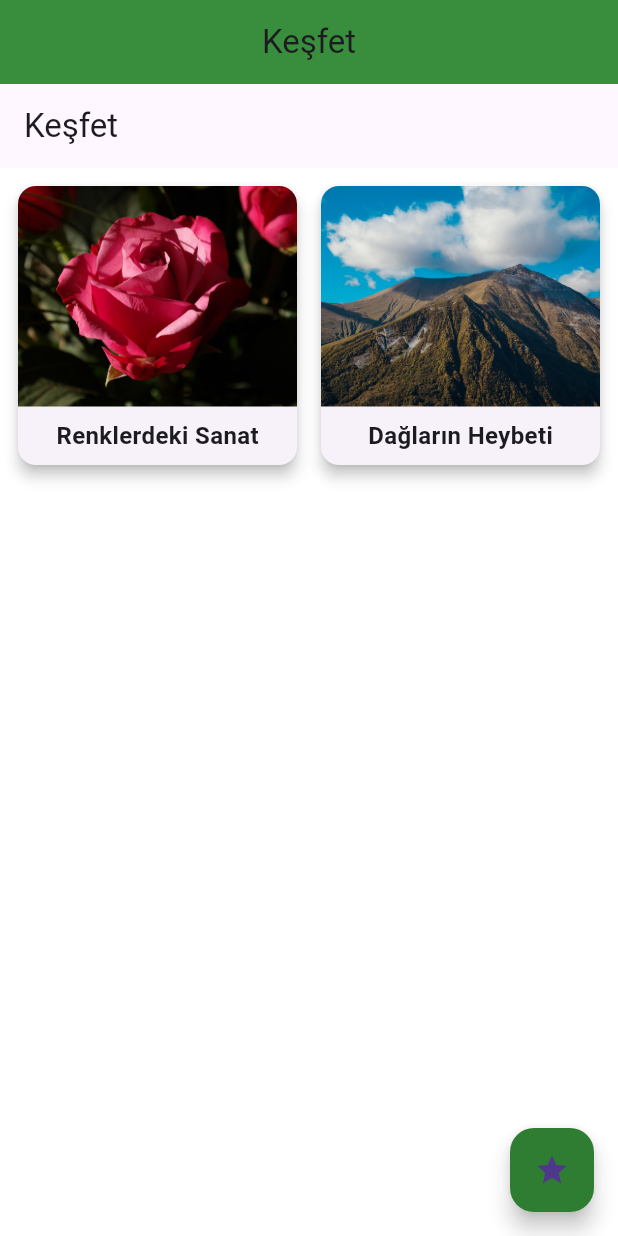
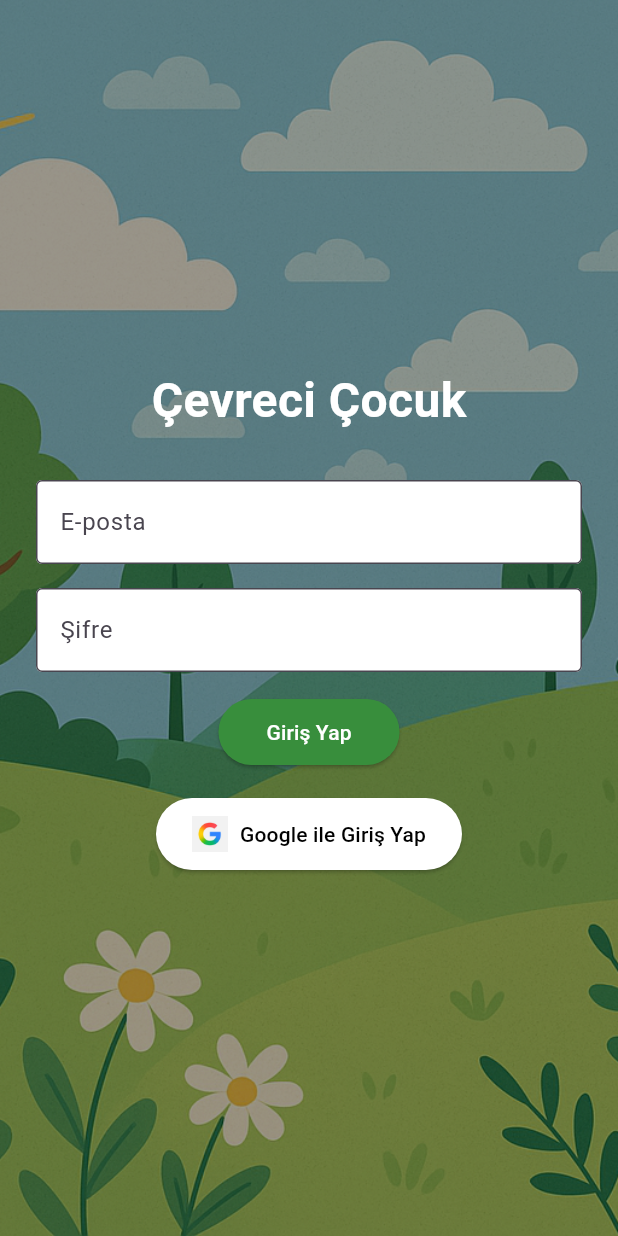
Before and after one commit to RabiaNurAcarturk/cevreci__cocuk, a Flutter app: the screen it shows after launch, on a phone screen of 412 x 824 dp. Run offline on Flutter 3.47's test engine with Material 3 defaults, Android fonts, the light colour scheme and no system bars; our stand-ins replace google_sign_in, lottie; missing offline and left inert: star_menu.

Commit message:
login eklendi

```diff
--- a/lib/main.dart
+++ b/lib/main.dart
@@ -3,7 +3,7 @@ import 'screens/splash_screen.dart';
 import 'screens/home_screen.dart';
 import 'screens/journal_screen.dart';
 import 'screens/badges_screen.dart';
-
+import 'screens/login_screen.dart';
 
 void main() {
   runApp(CevreciCocukApp());
@@ -22,11 +22,11 @@ class CevreciCocukApp extends StatelessWidget {
       initialRoute: SplashScreen.routeName,
       routes: {
         SplashScreen.routeName: (context) => SplashScreen(),
+        LoginScreen.routeName: (context) => LoginScreen(),
         HomeScreen.routeName: (context) => HomeScreen(),
         JournalScreen.routeName: (context) => JournalScreen(),
         BadgesScreen.routeName: (context) => BadgesScreen(),
       },
-
     );
   }
 }
--- a/lib/screens/gorevler.dart
+++ b/lib/screens/gorevler.dart
@@ -33,9 +33,6 @@ class _GorevlerSayfasiState extends State<GorevlerSayfasi> {
   @override
   Widget build(BuildContext context) {
     return Scaffold(
-      appBar: AppBar(
-        title: Text('Günlük Görevler'),
-      ),
       body: Padding(
         padding: const EdgeInsets.all(12.0),
         child: Column(
--- a/lib/screens/home_screen.dart
+++ b/lib/screens/home_screen.dart
@@ -5,6 +5,8 @@ import 'package:cevreci_cocuk/screens/profile_screen.dart';
 import 'package:flutter/material.dart';
 import 'package:star_menu/star_menu.dart';
 import 'package:cevreci_cocuk/screens/gorevler.dart';
+import 'package:cevreci_cocuk/screens/login_screen.dart';
+import 'package:cevreci_cocuk/screens/register_screen.dart';
 
 class HomeScreen extends StatefulWidget {
   static const String routeName = '/home';
@@ -26,10 +28,10 @@ class _HomeScreenState extends State<HomeScreen> {
 
   final List<String> _titles = [
     'Keşfet',
-    'Rozetler',
-    'Günlük',
-    'Profil',
-    'Görevler'
+    'Rozetlerim',
+    'Günlüğüm',
+    'Profilim',
+    'Görevlerim'
   ];
 
   void _onMenuItemTapped(int index) {
--- a/lib/screens/journal_screen.dart
+++ b/lib/screens/journal_screen.dart
@@ -42,11 +42,6 @@ class _JournalScreenState extends State<JournalScreen> {
   @override
   Widget build(BuildContext context) {
     return Scaffold(
-      appBar: AppBar(
-        title: Text('Günlüğüm'),
-        backgroundColor: Colors.green.shade700,
-        centerTitle: true,
-      ),
       body: Padding(
         padding: const EdgeInsets.all(16),
         child: Column(
--- /dev/null
+++ b/lib/screens/login_screen.dart
@@ -0,0 +1,125 @@
+import 'package:flutter/material.dart';
+import 'package:google_sign_in/google_sign_in.dart';
+
+class LoginScreen extends StatefulWidget {
+  static const String routeName = '/login';
+
+  @override
+  _LoginScreenState createState() => _LoginScreenState();
+}
+
+class _LoginScreenState extends State<LoginScreen> {
+  final GoogleSignIn _googleSignIn = GoogleSignIn();
+  final TextEditingController _emailController = TextEditingController();
+  final TextEditingController _passwordController = TextEditingController();
+
+  void _handleGoogleSignIn() async {
+    try {
+      final user = await _googleSignIn.signIn();
+      if (user != null) {
+        Navigator.pushReplacementNamed(context, '/home');
+      }
+    } catch (error) {
+      print("Google Giriş Hatası: $error");
+    }
+  }
+
+  void _handleLogin() {
+    String email = _emailController.text.trim();
+    String password = _passwordController.text;
+
+    if (email == 'test@test.com' && password == '123456') {
+      Navigator.pushReplacementNamed(context, '/home');
+    } else {
+      showDialog(
+        context: context,
+        builder: (context) => AlertDialog(
+          title: Text("Hatalı Giriş"),
+          content: Text("Kullanıcı adı veya şifre yanlış."),
+          actions: [
+            TextButton(
+              onPressed: () => Navigator.pop(context),
+              child: Text("Tamam"),
+            )
+          ],
+        ),
+      );
+    }
+  }
+
+  @override
+  Widget build(BuildContext context) {
+    return Scaffold(
+      body: Stack(
+        fit: StackFit.expand,
+        children: [
+          Image.asset(
+            'assets/background_login.png',
+            fit: BoxFit.cover,
+          ),
+          Container(color: Colors.black.withOpacity(0.4)),
+          Center(
+            child: SingleChildScrollView(
+              padding: const EdgeInsets.all(24.0),
+              child: Column(
+                mainAxisSize: MainAxisSize.min,
+                children: [
+                  Text(
+                    "Çevreci Çocuk",
+                    style: TextStyle(
+                      color: Colors.white,
+                      fontSize: 32,
+                      fontWeight: FontWeight.bold,
+                    ),
+                  ),
+                  SizedBox(height: 30),
+                  TextField(
+                    controller: _emailController,
+                    decoration: InputDecoration(
+                      hintText: 'E-posta',
+                      fillColor: Colors.white,
+                      filled: true,
+                      border: OutlineInputBorder(),
+                    ),
+                  ),
+                  SizedBox(height: 16),
+                  TextField(
+                    controller: _passwordController,
+                    obscureText: true,
+                    decoration: InputDecoration(
+                      hintText: 'Şifre',
+                      fillColor: Colors.white,
+                      filled: true,
+                      border: OutlineInputBorder(),
+                    ),
+                  ),
+                  SizedBox(height: 16),
+                  ElevatedButton(
+                    onPressed: _handleLogin,
+                    child: Text("Giriş Yap"),
+                    style: ElevatedButton.styleFrom(
+                      backgroundColor: Colors.green.shade700,
+                      foregroundColor: Colors.white,
+                      padding: EdgeInsets.symmetric(horizontal: 32, vertical: 12),
+                    ),
+                  ),
+                  SizedBox(height: 20),
+                  ElevatedButton.icon(
+                    onPressed: _handleGoogleSignIn,
+                    icon: Image.asset('assets/google_icon.png', height: 24),
+                    label: Text("Google ile Giriş Yap"),
+                    style: ElevatedButton.styleFrom(
+                      backgroundColor: Colors.white,
+                      foregroundColor: Colors.black,
+                      padding: EdgeInsets.symmetric(horizontal: 24, vertical: 12),
+                    ),
+                  ),
+                ],
+              ),
+            ),
+          )
+        ],
+      ),
+    );
+  }
+}
--- a/pubspec.yaml
+++ b/pubspec.yaml
@@ -28,7 +28,7 @@ environment:
 # the latest version available on pub.dev. To see which dependencies have newer
 # versions available, run flutter pub outdated.
 dependencies:
-  audioplayers: ^6.5.0
+  google_sign_in: ^6.2.2
   flutter:
     sdk: flutter
 
@@ -77,6 +77,8 @@ flutter:
     - assets/rozet1.png
     - assets/rozet2.png
     - assets/rozet3.png
+    - assets/background_login.png
+    - assets/google_icon.png
 
   # An image asset can refer to one or more resolution-specific "variants", see
   # https://flutter.dev/to/resolution-aware-images
```
Also changed, not shown: lib/screens/profile_screen.dart (+3 -8 lines), lib/screens/splash_screen.dart (+21 -4 lines), assets/background_login.png (added), assets/google_icon.png (added), lib/screens/register_screen.dart (added), pubspec.lock, 1 other file.
